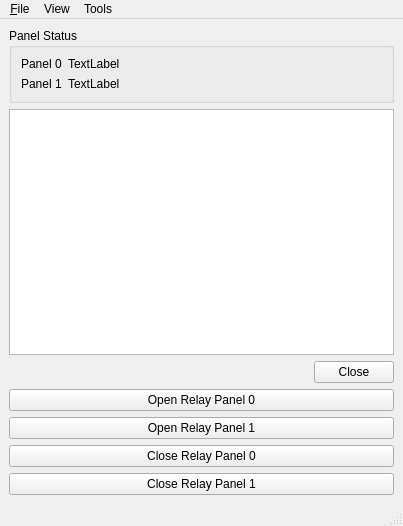
First picture: the form in src/ise/acquire_4030e_window.ui, repository simonoxen/plastimatch, before the edit.
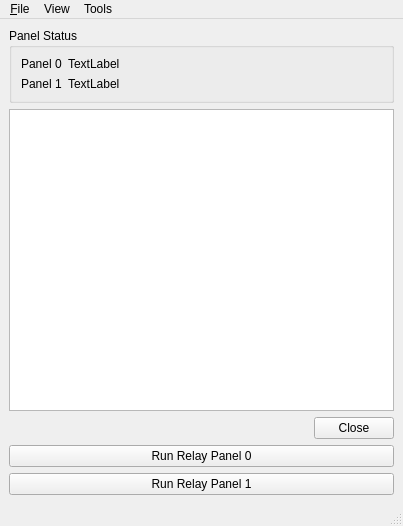
Second picture: the form after the edit.

Commit message: Acquire4030e update: When Same Image Error occurs, those images will not be sent to DIPS.

What changed in the file:
```diff
--- a/src/ise/acquire_4030e_window.ui
+++ b/src/ise/acquire_4030e_window.ui
@@ -114,28 +114,14 @@
     <item>
      <widget class="QPushButton" name="BtnOpenRelay_p0">
       <property name="text">
-       <string>Open Relay Panel 0</string>
+       <string>Run Relay Panel 0</string>
       </property>
      </widget>
     </item>
     <item>
      <widget class="QPushButton" name="BtnOpenRelay_p1">
       <property name="text">
-       <string>Open Relay Panel 1</string>
-      </property>
-     </widget>
-    </item>
-    <item>
-     <widget class="QPushButton" name="BtnCloseRelay_p0">
-      <property name="text">
-       <string>Close Relay Panel 0</string>
-      </property>
-     </widget>
-    </item>
-    <item>
-     <widget class="QPushButton" name="BtnCloseRelay_p1">
-      <property name="text">
-       <string>Close Relay Panel 1</string>
+       <string>Run Relay Panel 1</string>
       </property>
      </widget>
     </item>
```
Left out of the diff: 52 changed lines with no effect on the pictures. The commit also changes 5 other files.
